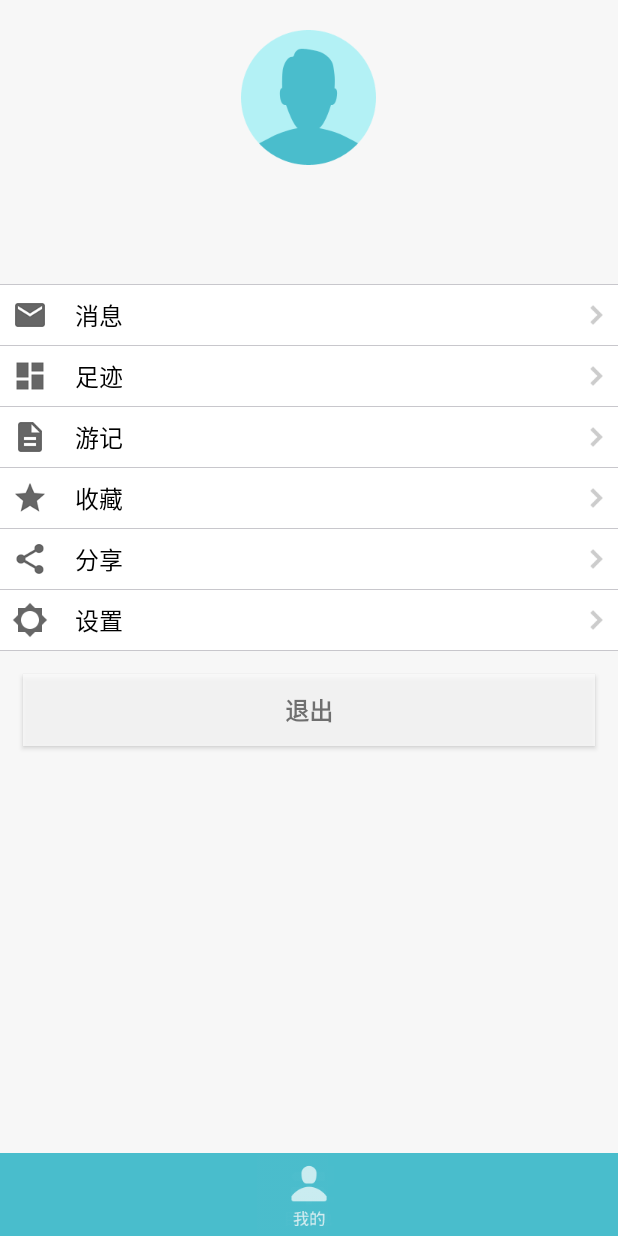
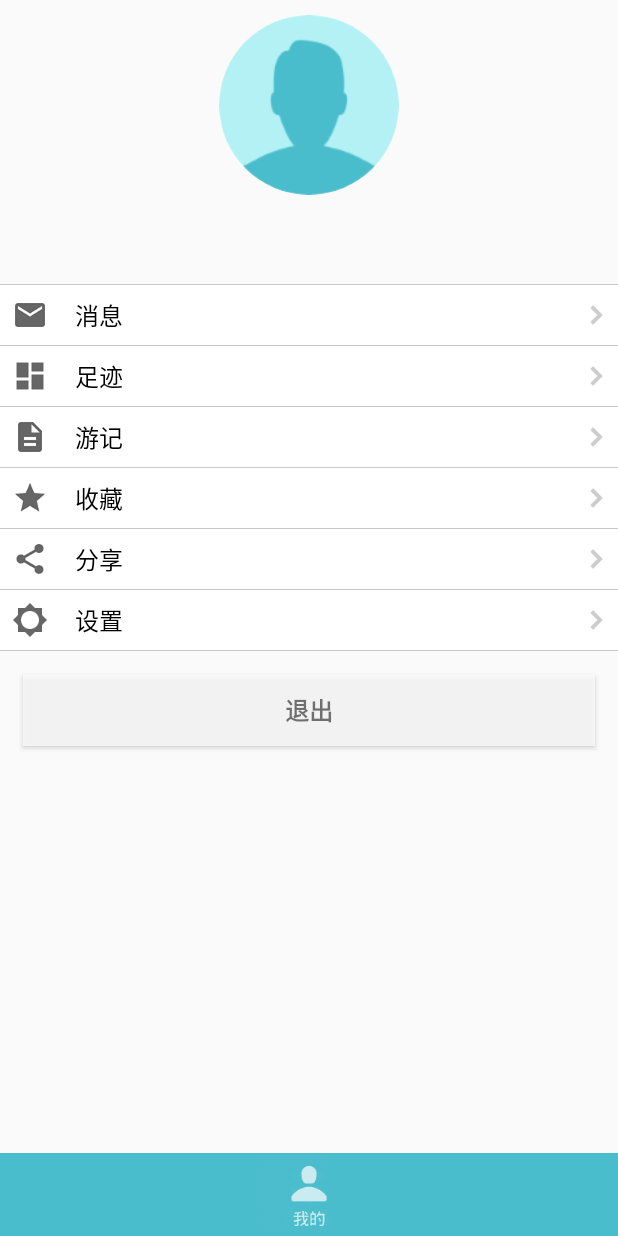
Before and after one commit to G1-HasbiBasith/traveller, an Android app: the fragment MineFragment placed in its activity, on a phone screen of 412 x 824 dp. Run offline under Robolectric (Android 15) with nearby library versions, the phone set to English and light mode, and no system bars; our stand-ins replace CircleImageView, Picasso, Volley; libraries missing offline, so code that uses them is left out: com.daimajia.slider, com.joanzapata.iconify; network calls fail; pictures from the network do not load; 6 statements that could not run were skipped.

Commit message:
user avatar

```diff
--- a/app/src/main/java/com/sigaritus/swu/travel/ui/activity/ResetPasswordActivity.java
+++ b/app/src/main/java/com/sigaritus/swu/travel/ui/activity/ResetPasswordActivity.java
@@ -39,6 +39,7 @@ public class ResetPasswordActivity extends AppCompatActivity {
                         ToastUtils.showLong("修改完成，请重新登录");
                     }
                 });
+                user.logOut();
             }
         });
 
--- a/app/src/main/java/com/sigaritus/swu/travel/ui/activity/SettingActivity.java
+++ b/app/src/main/java/com/sigaritus/swu/travel/ui/activity/SettingActivity.java
@@ -31,10 +31,12 @@ public class SettingActivity extends AppCompatActivity {
                 // TODO Auto-generated method stub
                 switch (index) {
                     case 0:
-                        Intent intent = new Intent(SettingActivity.this,ResetPasswordActivity.class);
-                        startActivity(intent);
+                        Intent intent0 = new Intent(SettingActivity.this,ResetPasswordActivity.class);
+                        startActivity(intent0);
                         break;
                     case 1:
+                        Intent intent1 = new Intent(SettingActivity.this,PicHeadImageActivity.class);
+                        startActivity(intent1);
                         break;
                     case 2:
                         break;
--- a/app/src/main/java/com/sigaritus/swu/travel/ui/fragment/MineFragment.java
+++ b/app/src/main/java/com/sigaritus/swu/travel/ui/fragment/MineFragment.java
@@ -10,8 +10,10 @@ import android.view.LayoutInflater;
 import android.view.View;
 import android.view.ViewGroup;
 import android.widget.Button;
+import android.widget.ImageView;
 import android.widget.TextView;
 
+import com.avos.avoscloud.AVFile;
 import com.avos.avoscloud.AVUser;
 import com.sigaritus.swu.travel.R;
 import com.sigaritus.swu.travel.ui.activity.SettingActivity;
@@ -20,17 +22,21 @@ import com.sigaritus.swu.travel.ui.views.settings.entity.SettingData;
 import com.sigaritus.swu.travel.ui.views.settings.entity.SettingViewItemData;
 import com.sigaritus.swu.travel.ui.views.settings.item.BasicItemViewH;
 import com.sigaritus.swu.travel.util.ToastUtils;
+import com.squareup.picasso.Picasso;
 
 import org.w3c.dom.Text;
 
 import java.util.ArrayList;
 import java.util.List;
 
+import de.hdodenhof.circleimageview.CircleImageView;
+
 public class MineFragment extends BaseFragment {
     private SettingView mSettingView = null;
-    private Button logout= null;
-    private TextView username= null;
+    private Button logout = null;
+    private TextView username = null;
     private SettingData mItemData = null;
+    private CircleImageView avatar = null;
     private List<SettingViewItemData> mListData = new ArrayList<SettingViewItemData>();
 
 
@@ -59,16 +65,25 @@ public class MineFragment extends BaseFragment {
 
         View view = inflater.inflate(R.layout.fragment_mine, container, false);
 
-        AppCompatActivity ac =(AppCompatActivity)getActivity();
+        AppCompatActivity ac = (AppCompatActivity) getActivity();
         ac.getSupportActionBar().hide();
 
         mSettingView = (SettingView) view.findViewById(R.id.main_setting_view);
 
-        username = (TextView)view.findViewById(R.id.username);
+        username = (TextView) view.findViewById(R.id.username);
 
+        avatar = (CircleImageView) view.findViewById(R.id.user_avatar);
+
+        if (currentUser.getAVFile("avatar") != null) {
+            AVFile file = currentUser.getAVFile("avatar");
+            Picasso.with(getContext())
+                    .load(file.getThumbnailUrl(false, 100, 100))
+                    .into(avatar);
+        }
         username.setText(currentUser.getUsername());
 
-        logout = (Button)view.findViewById(R.id.logout);
+
+        logout = (Button) view.findViewById(R.id.logout);
 
         logout.setOnClickListener(new View.OnClickListener() {
             @Override
@@ -80,9 +95,7 @@ public class MineFragment extends BaseFragment {
         });
 
 
-
         initViews();
-
 
 
         mSettingView.setOnSettingViewItemClickListener(new SettingView.onSettingViewItemClickListener() {
@@ -175,12 +188,12 @@ public class MineFragment extends BaseFragment {
 
         mSettingView.setAdapter(mListData);
 
-        mListData =new ArrayList<SettingViewItemData>();
+        mListData = new ArrayList<SettingViewItemData>();
     }
 
     @Override
     public void onStop() {
-        AppCompatActivity ac =(AppCompatActivity)getActivity();
+        AppCompatActivity ac = (AppCompatActivity) getActivity();
         ac.getSupportActionBar().show();
         super.onStop();
     }
--- a/app/src/main/res/layout/fragment_mine.xml
+++ b/app/src/main/res/layout/fragment_mine.xml
@@ -3,22 +3,21 @@
     xmlns:app="http://schemas.android.com/apk/res-auto"
     android:layout_width="match_parent"
     android:layout_height="match_parent"
-    android:background="#FFF7F7F7"
     android:gravity="center_horizontal"
     android:orientation="vertical" >
 
-    <ImageView
+    <de.hdodenhof.circleimageview.CircleImageView
+        android:layout_width="120dp"
+        android:layout_height="120dp"
         android:id="@+id/user_avatar"
-        android:layout_width="wrap_content"
-        android:layout_height="wrap_content"
-        android:layout_marginTop="20dp"
-        android:scaleType="centerInside"
-        android:src="@drawable/default_avatar" />
+        android:layout_marginTop="10dp"
+        android:src="@drawable/default_avatar"
+        />
 
     <TextView
         android:layout_width="wrap_content"
         android:layout_height="wrap_content"
-        android:layout_marginTop="20dp"
+        android:layout_marginTop="10dp"
         android:id="@+id/username"
          />
 
@@ -26,7 +25,7 @@
         android:id="@+id/main_setting_view"
         android:layout_width="match_parent"
         android:layout_height="wrap_content"
-        android:layout_marginTop="40dp"
+        android:layout_marginTop="30dp"
         app:iOSStyle="false" />
 
     <Button
```
Also changed, not shown: app/src/main/AndroidManifest.xml (+31 -16 lines), app/src/main/java/com/sigaritus/swu/travel/ui/activity/PicHeadImageActivity.java (added, +114 -0 lines), app/src/main/res/layout/activity_pic_head_image.xml (added, +50 -0 lines).
